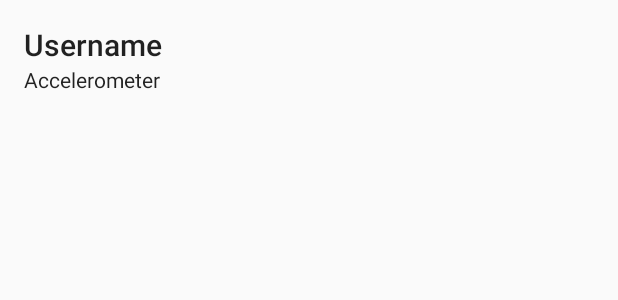
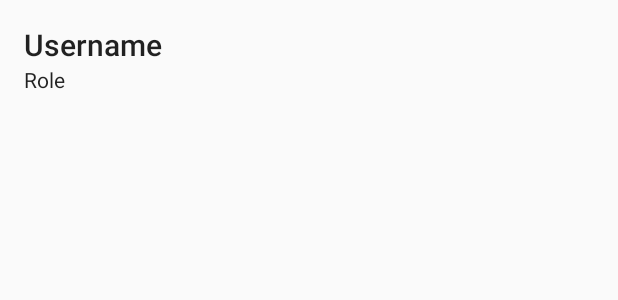
Before and after one commit to Original-heapsters/SpeedySensors, an Android app: the layout list_view_payload.xml on its own in the app's theme, with its tools: preview values and no code run, on a phone screen of 412 x 824 dp. Shown: the top 300 px of the screen. Run offline under Robolectric (Android 15) with nearby library versions, the phone set to English and light mode, and no system bars.

Commit message:
Display user role

```diff
--- a/Android/app/src/main/java/com/space/speedysensors/models/SensorPayload.kt
+++ b/Android/app/src/main/java/com/space/speedysensors/models/SensorPayload.kt
@@ -5,6 +5,7 @@ import kotlinx.serialization.*
 @Serializable
 data class SensorPayload(
         val id: String,
+        val role: String,
         val timestamp: Long,
         var accelerometer: FloatArray
 )
--- a/Android/app/src/main/java/com/space/speedysensors/services/SocketService.kt
+++ b/Android/app/src/main/java/com/space/speedysensors/services/SocketService.kt
@@ -18,12 +18,12 @@ class SocketService {
     private var socket: Socket? = null
     private var username: String = ""
     private var role: String = ""
-    var socketAddres:String = ""
+    var socketAddress: String = ""
 
     fun connect(username: String, role: String) {
         this.username = username
         this.role = role
-        this.socket = IO.socket(socketAddres).apply {
+        this.socket = IO.socket(socketAddress).apply {
             connect()
         }
     }
@@ -31,6 +31,7 @@ class SocketService {
     fun sendData(data: FloatArray) {
         val payload = SensorPayload(
                 id = username,
+                role = role,
                 timestamp = System.currentTimeMillis() / 1000L,
                 accelerometer = data
         )
--- a/Android/app/src/main/java/com/space/speedysensors/ui/adapters/PayloadAdapter.kt
+++ b/Android/app/src/main/java/com/space/speedysensors/ui/adapters/PayloadAdapter.kt
@@ -51,7 +51,8 @@ class PayloadAdapter(
         val backgroundColor = ContextCompat.getColor(holder.itemView.context, if (userIsAnomaly) R.color.colorAccent else android.R.color.white)
         holder.payload = payload
         holder.listener = payloadListener
-        holder.itemView.textViewUsername.text = payloads[position].id
+        holder.itemView.textViewUsername.text = payload.id
+        holder.itemView.textViewRole.text = payload.role
         holder.itemView.setBackgroundColor(backgroundColor)
     }
 
--- a/Android/app/src/main/java/com/space/speedysensors/ui/fragments/LoginFragment.kt
+++ b/Android/app/src/main/java/com/space/speedysensors/ui/fragments/LoginFragment.kt
@@ -31,7 +31,7 @@ class LoginFragment : Fragment(R.layout.fragment_login) {
             }
 
             if (username.isNotEmpty() && sockerAddr.isNotEmpty() && role != "badboi") {
-                SocketService.instance.socketAddres = "http://${sockerAddr}:5000"
+                SocketService.instance.socketAddress = "http://${sockerAddr}:5000"
                 SocketService.instance.connect(username, role)
                 when (role) {
                     "Manager" -> { findNavController().navigate(R.id.action_loginFragment_to_dashboardFragment) }
--- a/Android/app/src/main/res/layout/list_view_payload.xml
+++ b/Android/app/src/main/res/layout/list_view_payload.xml
@@ -17,12 +17,12 @@
 
     <TextView
         style="@style/TextAppearance.AppCompat.Body1"
-        android:id="@+id/textViewAccelerometer"
+        android:id="@+id/textViewRole"
         android:layout_width="wrap_content"
         android:layout_height="wrap_content"
         app:layout_constraintStart_toStartOf="parent"
         app:layout_constraintTop_toBottomOf="@+id/textViewUsername"
-        tools:text="Accelerometer" />
+        tools:text="Role" />
 
 
 </androidx.constraintlayout.widget.ConstraintLayout>
```
